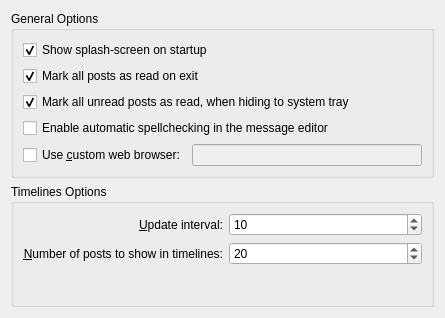
Qt form choqok/config/behavior/behaviorconfig_general.ui (KDE/choqok) before a commit.
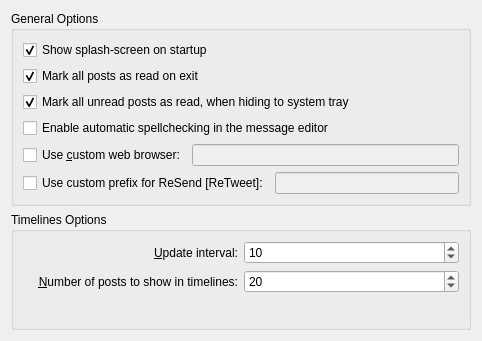
The same form after that commit. Custom widgets are drawn as their Qt base class.

Commit message: FEATURE:215855 Selectable ReTweet prefix for ReSend

What changed in the file:
```diff
--- a/choqok/config/behavior/behaviorconfig_general.ui
+++ b/choqok/config/behavior/behaviorconfig_general.ui
@@ -6,8 +6,8 @@
    <rect>
     <x>0</x>
     <y>0</y>
-    <width>445</width>
-    <height>318</height>
+    <width>482</width>
+    <height>341</height>
    </rect>
   </property>
   <layout class="QVBoxLayout" name="verticalLayout_4">
@@ -81,6 +81,24 @@
         </item>
        </layout>
       </item>
+      <item>
+       <layout class="QHBoxLayout" name="horizontalLayout_3">
+        <item>
+         <widget class="QCheckBox" name="kcfg_useCustomRT">
+          <property name="text">
+           <string>Use custom prefix for ReSend [ReTweet]:</string>
+          </property>
+         </widget>
+        </item>
+        <item>
+         <widget class="QLineEdit" name="kcfg_customRT">
+          <property name="enabled">
+           <bool>false</bool>
+          </property>
+         </widget>
+        </item>
+       </layout>
+      </item>
      </layout>
     </widget>
    </item>
```
Left out of the diff: 24 changed lines with no effect on the pictures. The commit also changes 2 other files.
